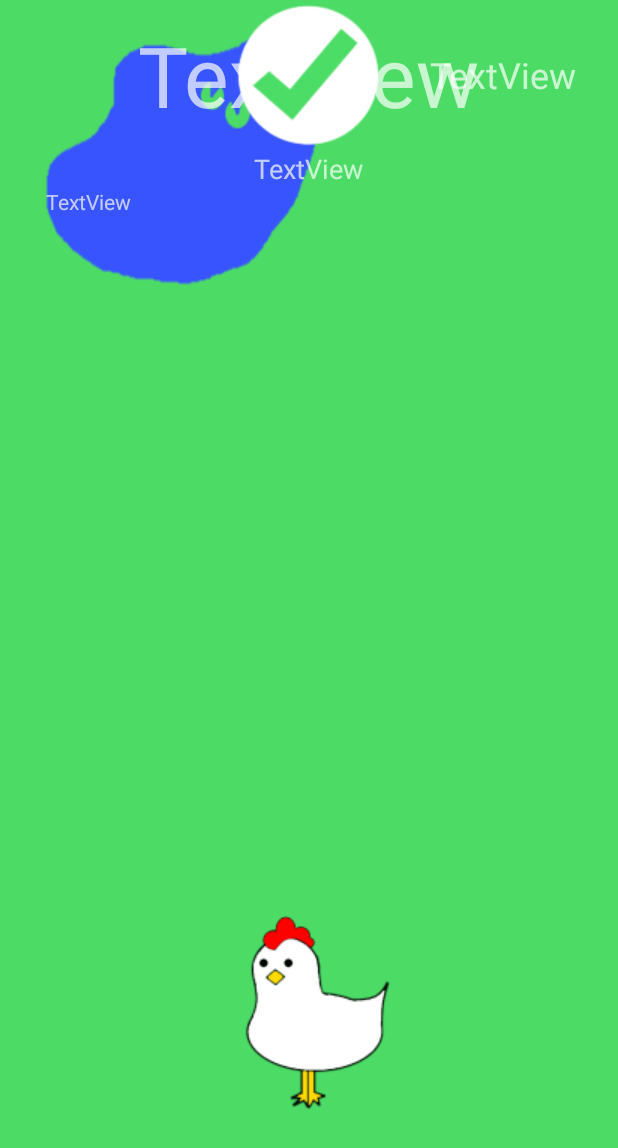
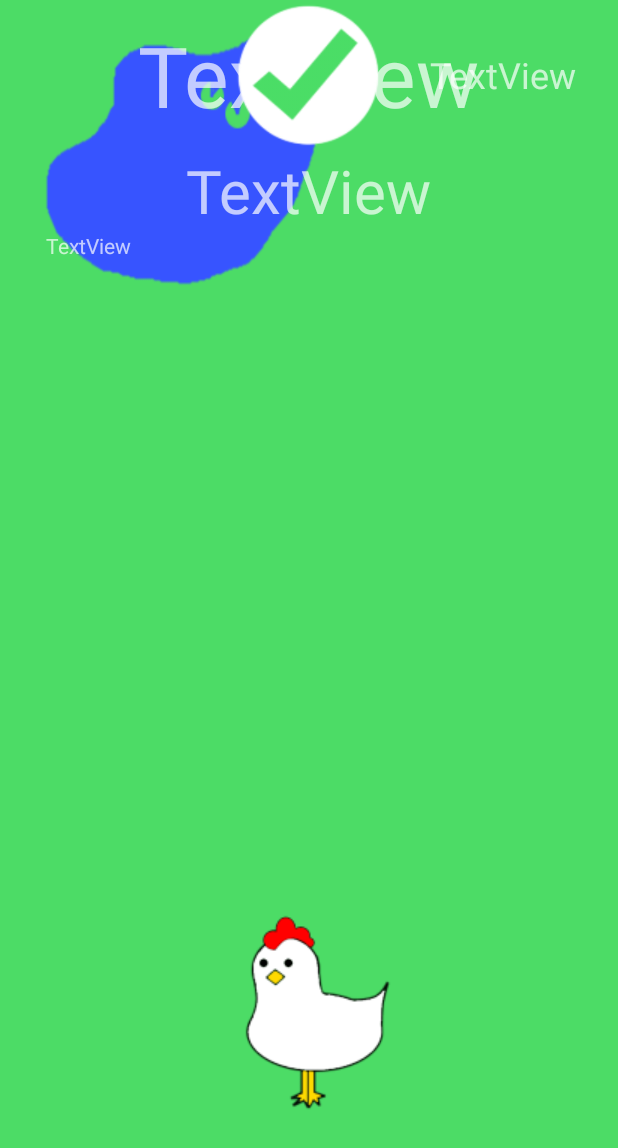
Before and after one commit to charleychau/MooveIt, an Android app: the layout activity_game.xml on its own in the app's theme, with its tools: preview values and no code run, on a phone screen of 412 x 824 dp. Shown: the top 1148 px of the screen. Run offline under Robolectric (Android 15) with nearby library versions, the phone set to English and light mode, and no system bars.

```diff
--- a/app/src/main/res/layout/activity_game.xml
+++ b/app/src/main/res/layout/activity_game.xml
@@ -31,14 +31,14 @@
         android:layout_centerHorizontal="true" />
 
     <TextView
-        android:text="TextView"
+        android:id="@+id/gestureInstruction"
         android:layout_width="350dp"
         android:layout_height="wrap_content"
-        android:gravity="center"
-        android:id="@+id/gestureInstruction"
         android:layout_below="@+id/playTimer"
         android:layout_centerHorizontal="true"
-        android:textSize="18sp" />
+        android:gravity="center"
+        android:text="TextView"
+        android:textSize="40sp" />
 
     <TextView
         android:text="TextView"
```
Also changed, not shown: app/src/main/java/com/example/charleychau/myapplication/Game.java (+8 -0 lines).
